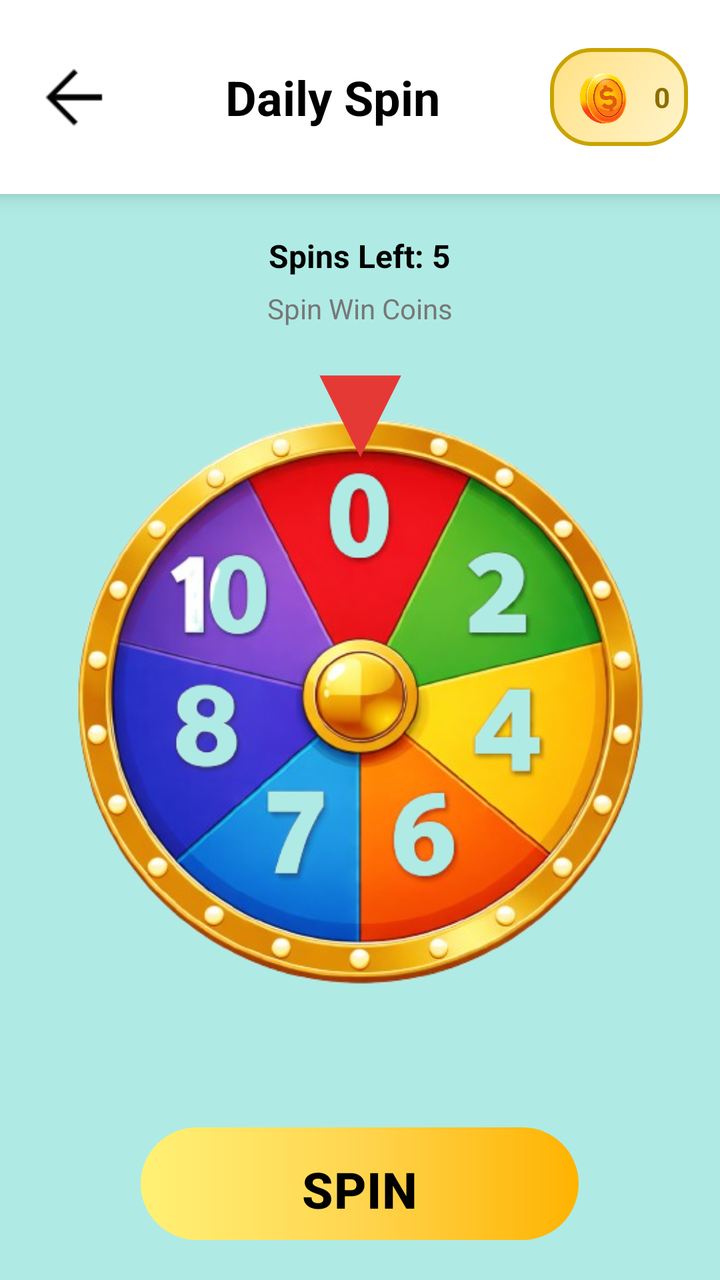
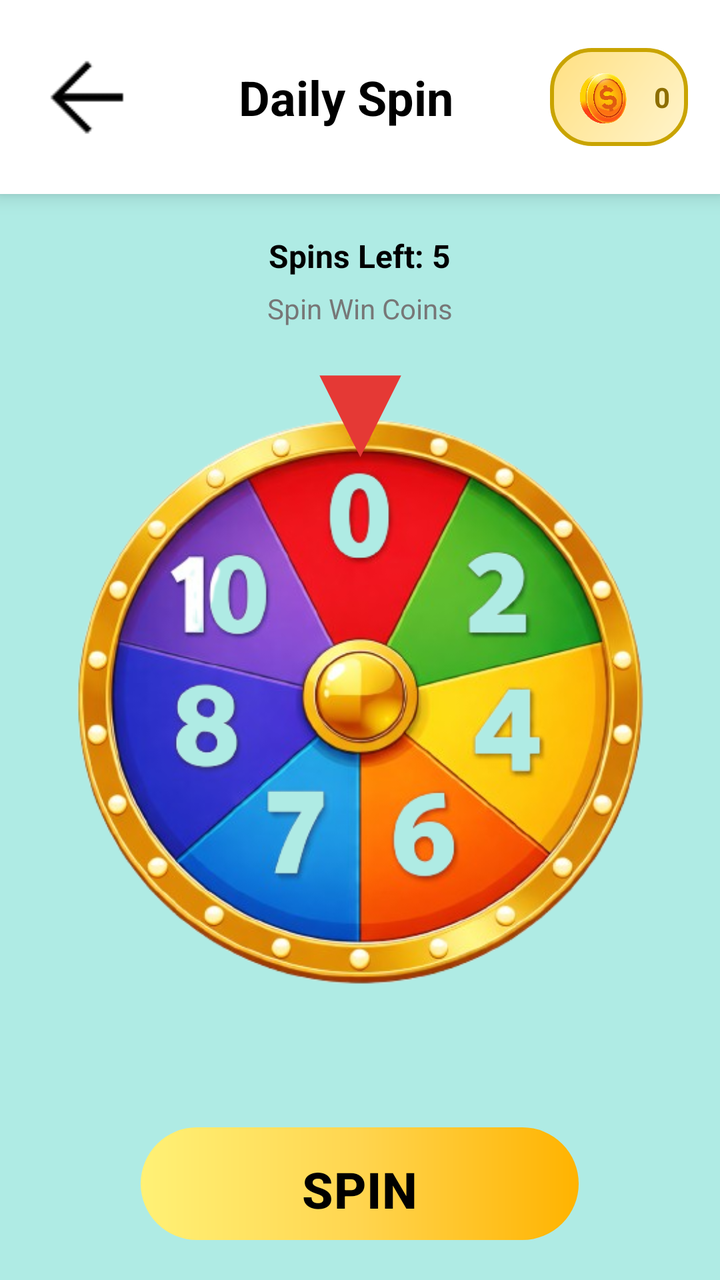

Compare the two renders of this Android layout. The source of the first and the diff that turns it into the second are given below.
<!-- AndroidManifest.xml: application theme Theme.RGamer -->
<!-- res/layout/activity_daily_spin.xml -->
<?xml version="1.0" encoding="utf-8"?>
<LinearLayout xmlns:android="http://schemas.android.com/apk/res/android"
    xmlns:app="http://schemas.android.com/apk/res-auto"
    android:layout_width="match_parent"
    android:layout_height="match_parent"
    android:orientation="vertical"
    android:background="#02FFD7">

    
    <androidx.constraintlayout.widget.ConstraintLayout
        android:layout_width="match_parent"
        android:layout_height="97dp"
        android:background="@android:color/white"
        android:elevation="6dp"
        android:paddingHorizontal="16dp">

        
        <ImageView
            android:id="@+id/btnBack"
            android:layout_width="42dp"
            android:layout_height="42dp"
            android:src="@drawable/back_arrow"
            android:contentDescription="Back"
            app:layout_constraintStart_toStartOf="parent"
            app:layout_constraintTop_toTopOf="parent"
            app:layout_constraintBottom_toBottomOf="parent" />

        
        <LinearLayout
            android:id="@+id/layoutCoins"
            android:layout_width="69dp"
            android:layout_height="49dp"
            android:background="@drawable/bg_coin_gradient"
            android:gravity="center_vertical"
            android:orientation="horizontal"
            android:paddingHorizontal="8dp"
            android:paddingVertical="4dp"
            app:layout_constraintBottom_toBottomOf="parent"
            app:layout_constraintEnd_toEndOf="parent"
            app:layout_constraintTop_toTopOf="parent">

            <ImageView
                android:layout_width="38dp"
                android:layout_height="38dp"
                android:src="@drawable/ic_coin" />

            <TextView
                android:id="@+id/txtCoins"
                android:layout_width="wrap_content"
                android:layout_height="wrap_content"
                android:layout_marginStart="6dp"
                android:text="0"
                android:textColor="#8D6E00"
                android:textSize="14sp"
                android:textStyle="bold" />
        </LinearLayout>

        
        <TextView
            android:id="@+id/txtTitle"
            android:layout_width="0dp"
            android:layout_height="wrap_content"
            android:text="Daily Spin"
            android:textColor="@color/black"
            android:textSize="24sp"
            android:textStyle="bold"
            android:gravity="center"
            android:layout_marginHorizontal="12dp"
            app:layout_constraintStart_toEndOf="@id/btnBack"
            app:layout_constraintEnd_toStartOf="@id/layoutCoins"
            app:layout_constraintTop_toTopOf="parent"
            app:layout_constraintBottom_toBottomOf="parent" />

    </androidx.constraintlayout.widget.ConstraintLayout>

    
    <LinearLayout
        android:layout_width="match_parent"
        android:layout_height="match_parent"
        android:background="#AFEBE4"
        android:gravity="center_horizontal"
        android:orientation="vertical"
        android:padding="20dp">

        
        <TextView
            android:id="@+id/txtSpinsLeft"
            android:layout_width="wrap_content"
            android:layout_height="wrap_content"
            android:layout_marginBottom="6dp"
            android:text="Spins Left: 5"
            android:textColor="@color/black"
            android:textSize="16sp"
            android:textStyle="bold" />

        
        <TextView
            android:layout_width="wrap_content"
            android:layout_height="wrap_content"
            android:layout_marginBottom="20dp"
            android:text="Spin Win Coins"
            android:textColor="#777777"
            android:textSize="14sp" />

        
        <FrameLayout
            android:layout_width="300dp"
            android:layout_height="340dp"
            android:layout_marginBottom="28dp">

            

            

            <ImageView
                android:id="@+id/imgWheel"
                android:layout_width="352dp"
                android:layout_height="340dp"
                android:layout_gravity="bottom|center_horizontal"
                android:rotation="0"
                android:src="@drawable/spin_wheel" />

            <ImageView
                android:id="@+id/imgPointer"
                android:layout_width="84dp"
                android:layout_height="49dp"
                android:layout_gravity="top|center_horizontal"
                android:src="@drawable/ic_pointer" />
        </FrameLayout>

        
        <com.google.android.material.button.MaterialButton
            android:id="@+id/btnSpin"
            android:layout_width="219dp"
            android:layout_height="wrap_content"
            android:layout_marginTop="12dp"
            android:background="@drawable/bg_button_ripple"
            android:paddingHorizontal="22dp"
            android:paddingVertical="10dp"
            android:text="SPIN"
            android:textColor="#000000"
            android:textSize="25sp"
            android:textStyle="bold"
            app:backgroundTint="@null"
            app:rippleColor="@null" />

    </LinearLayout>

</LinearLayout>
<!-- resources referenced by this layout -->
<resources>
  <color name="black">#FF000000</color>
  <!-- drawable back_arrow: png bitmap (drawable, 429 bytes) -->
  <!-- drawable bg_button_ripple (drawable) -->
  <?xml version="1.0" encoding="utf-8"?>
  <ripple xmlns:android="http://schemas.android.com/apk/res/android"
      android:color="#40FFFFFF">
  
      
      <item android:id="@android:id/mask">
          <shape android:shape="rectangle">
              <corners android:radius="30dp"/>
              <solid android:color="@android:color/white"/>
          </shape>
      </item>
  
      
      <item>
          <shape android:shape="rectangle">
  
              <gradient
                  android:type="linear"
                  android:angle="0"
                  android:startColor="#FFF176"
              android:centerColor="#FFD54F"
              android:endColor="#FFB300"/>
  
              <corners android:radius="30dp"/>
  
          </shape>
      </item>
  
  </ripple>
  <!-- drawable bg_coin_gradient (drawable) -->
  <?xml version="1.0" encoding="utf-8"?>
  <shape xmlns:android="http://schemas.android.com/apk/res/android"
      android:shape="rectangle">
  
      
      <corners android:radius="20dp"/>
  
      
      <gradient
          android:startColor="#FFF4CC"
          android:endColor="#FFE082"
          android:angle="135"/>
  
      
      <stroke
          android:width="2dp"
          android:color="#C9A400"/>
  </shape>
  <!-- drawable ic_coin: png bitmap (drawable, 507750 bytes) -->
  <!-- drawable ic_pointer (drawable) -->
  <?xml version="1.0" encoding="utf-8"?>
  <vector xmlns:android="http://schemas.android.com/apk/res/android"
      android:width="24dp"
      android:height="24dp"
      android:viewportWidth="24"
      android:viewportHeight="24">
  
      
      <path
          android:fillColor="#E53935"
          android:pathData="M12,22 L22,2 L2,2 Z"/>
  </vector>
  <!-- drawable spin_wheel: png bitmap (drawable, 286191 bytes) -->
  <style name="Theme.RGamer" parent="Base.Theme.RGamer" />
  <style name="Base.Theme.RGamer" parent="Theme.Material3.DayNight.NoActionBar">
          
          
      </style>
</resources>

<!-- the commit's change to res/layout/activity_daily_spin.xml (unified diff, before → after) -->
@@ -17,13 +17,13 @@
         
         <ImageView
             android:id="@+id/btnBack"
-            android:layout_width="42dp"
-            android:layout_height="42dp"
+            android:layout_width="55dp"
+            android:layout_height="54dp"
+            android:contentDescription="Back"
             android:src="@drawable/back_arrow"
-            android:contentDescription="Back"
+            app:layout_constraintBottom_toBottomOf="parent"
             app:layout_constraintStart_toStartOf="parent"
-            app:layout_constraintTop_toTopOf="parent"
-            app:layout_constraintBottom_toBottomOf="parent" />
+            app:layout_constraintTop_toTopOf="parent" />
 
         
         <LinearLayout
@@ -144,6 +144,17 @@
             app:backgroundTint="@null"
             app:rippleColor="@null" />
 
+        <com.google.android.gms.ads.AdView
+            android:id="@+id/adView"
+            android:layout_marginTop="30dp"
+            android:layout_width="match_parent"
+            android:layout_height="wrap_content"
+            app:adSize="BANNER"
+            app:adUnitId="ca-app-pub-3940256099942544/6300978111"/>
+
+
+
+
     </LinearLayout>
 
 </LinearLayout>
